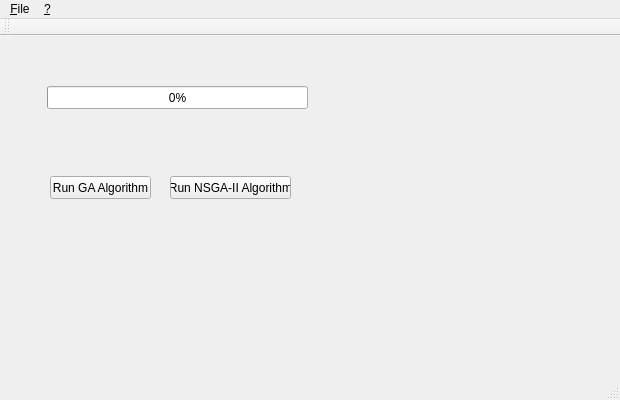
Qt form GUIGeneticAlgorithms/gui/mainwindow.ui (KeRNeLith/Single-Multi-Objective-Genetic-Algorithm) before a commit.
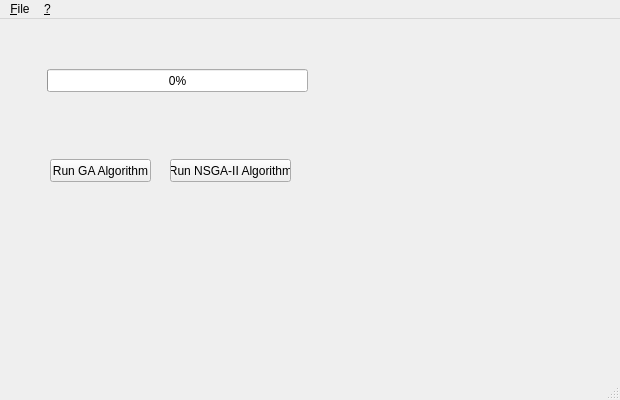
The same form after that commit.

Patch:
```diff
--- a/GUIGeneticAlgorithms/gui/mainwindow.ui
+++ b/GUIGeneticAlgorithms/gui/mainwindow.ui
@@ -87,14 +87,6 @@
    <addaction name="menu_File"/>
    <addaction name="menu"/>
   </widget>
-  <widget class="QToolBar" name="mainToolBar">
-   <attribute name="toolBarArea">
-    <enum>TopToolBarArea</enum>
-   </attribute>
-   <attribute name="toolBarBreak">
-    <bool>false</bool>
-   </attribute>
-  </widget>
   <widget class="QStatusBar" name="statusBar"/>
   <action name="action_About">
    <property name="text">
```
